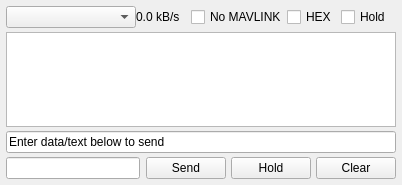
The window that src/ui/DebugConsole.ui (mavlink/qgroundcontrol) describes before a commit, drawn with Qt 5.
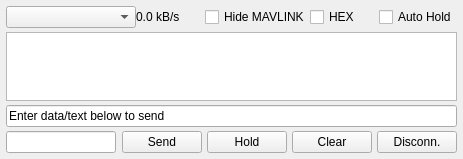
The same window after the commit. Icons and pictures are not drawn.

Commit message: A lot of bugfixing of window positions, plots, buttons, initialization values

What changed in the file:
```diff
--- a/src/ui/DebugConsole.ui
+++ b/src/ui/DebugConsole.ui
@@ -6,14 +6,14 @@
    <rect>
     <x>0</x>
     <y>0</y>
-    <width>402</width>
-    <height>185</height>
+    <width>463</width>
+    <height>159</height>
    </rect>
   </property>
   <property name="windowTitle">
    <string>Form</string>
   </property>
-  <layout class="QGridLayout" name="gridLayout">
+  <layout class="QGridLayout" name="gridLayout" columnstretch="0,0">
    <property name="horizontalSpacing">
     <number>6</number>
    </property>
@@ -51,7 +51,7 @@
         <string>Ignore MAVLINK protocol messages in display</string>
        </property>
        <property name="text">
-        <string>No MAVLINK</string>
+        <string>Hide MAVLINK</string>
        </property>
       </widget>
      </item>
@@ -77,7 +77,7 @@
         <string>Enable auto hold to lower the CPU consumption</string>
        </property>
        <property name="text">
-        <string>Hold</string>
+        <string>Auto Hold</string>
        </property>
       </widget>
      </item>
@@ -120,7 +120,7 @@
     </widget>
    </item>
    <item row="3" column="1">
-    <layout class="QHBoxLayout" name="horizontalLayout" stretch="10,10,10">
+    <layout class="QHBoxLayout" name="horizontalLayout" stretch="10,10,10,0">
      <property name="spacing">
       <number>5</number>
      </property>
@@ -155,6 +155,13 @@
        </property>
       </widget>
      </item>
+     <item>
+      <widget class="QPushButton" name="connectButton">
+       <property name="text">
+        <string>Disconn.</string>
+       </property>
+      </widget>
+     </item>
     </layout>
    </item>
   </layout>
```
The commit also changes 17 other files.
